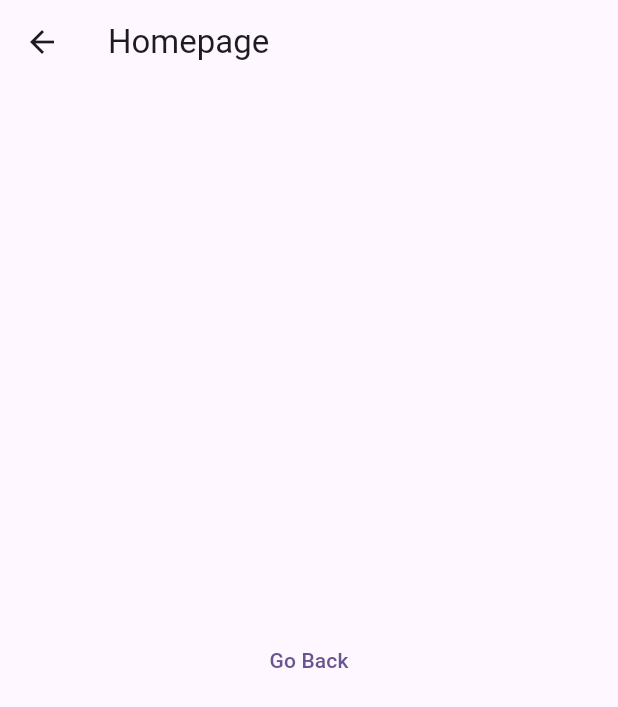
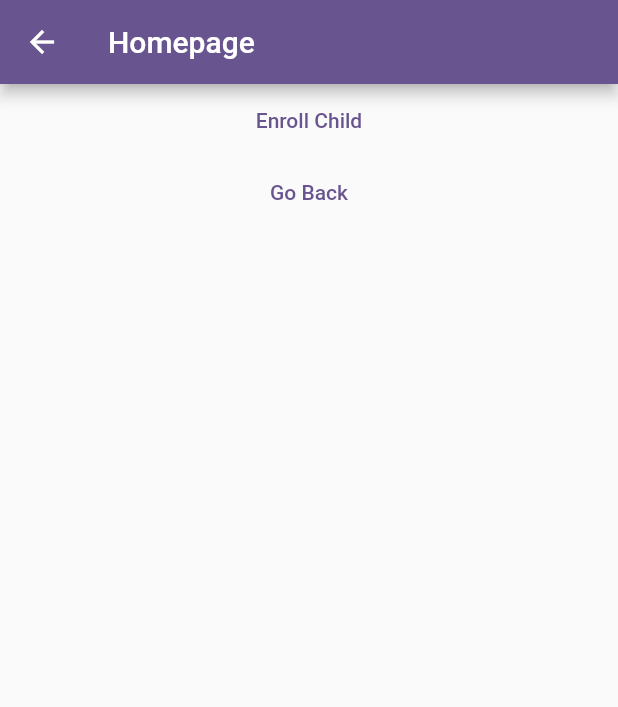
Before and after one commit to mbilal0612/AppDevProject, a Flutter app: the HomePage screen opened directly, on a phone screen of 412 x 824 dp. Shown: the top 707 px of the screen. Run offline on Flutter 3.47's test engine with Material 3 defaults, Android fonts, the phone set to English and light mode, and no system bars.

Commit message:
added some stuff

```diff
--- a/lib/home.dart
+++ b/lib/home.dart
@@ -1,4 +1,5 @@
 import 'package:flutter/material.dart';
+import 'package:project/enrollchild.dart';
 import 'package:project/main.dart';
 
 class HomePage extends StatelessWidget {
@@ -11,7 +12,16 @@ class HomePage extends StatelessWidget {
         title: Text(title),
       ),
       body: Center(
-        child: TextButton(
+        child: Column(
+          children: [
+            TextButton(
+                onPressed: () {
+                  Navigator.push(context, MaterialPageRoute(builder: (context) {
+                    return const EnrollChild(title: "Enroll Child");
+                  }));
+                },
+                child: const Text('Enroll Child')),
+            TextButton(
               onPressed: () {
                 Navigator.pop(context);
                 Navigator.push(context, MaterialPageRoute(builder: (context) {
@@ -19,6 +29,8 @@ class HomePage extends StatelessWidget {
                 }));
               },
               child: const Text('Go Back'),
+            )
+          ],
         ),
       ),
     );
--- a/lib/main.dart
+++ b/lib/main.dart
@@ -16,7 +16,7 @@ class MyApp extends StatelessWidget {
       title: 'Flutter Demo',
       theme: ThemeData(
         colorScheme: ColorScheme.fromSeed(seedColor: Colors.deepPurple),
-        useMaterial3: true,
+        useMaterial3: false,
       ),
       home: const LoginPage(title: 'Flutter Page'),
     );
--- a/lib/signup.dart
+++ b/lib/signup.dart
@@ -1,4 +1,5 @@
 import 'package:flutter/material.dart';
+import 'package:project/main.dart';
 
 class SignupPage extends StatelessWidget {
   const SignupPage({Key? key, required this.title}) : super(key: key);
@@ -13,6 +14,9 @@ class SignupPage extends StatelessWidget {
         child: TextButton(
           onPressed: () {
             Navigator.pop(context);
+            Navigator.push(context, MaterialPageRoute(builder: (context) {
+              return const LoginPage(title: "Login");
+            }));
           },
           child: const Text('Go Back'),
         ),
```
Also changed, not shown: lib/enrollchild.dart (added, +35 -0 lines). Lines whose indentation alone changed are shown as unchanged.
